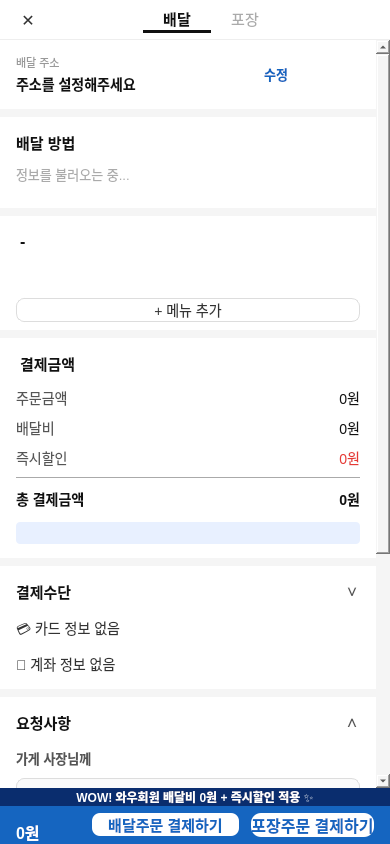
taehyunny/its_bedalyo, file clients/customer_qt/client/cartwidget.ui: the form before one commit.
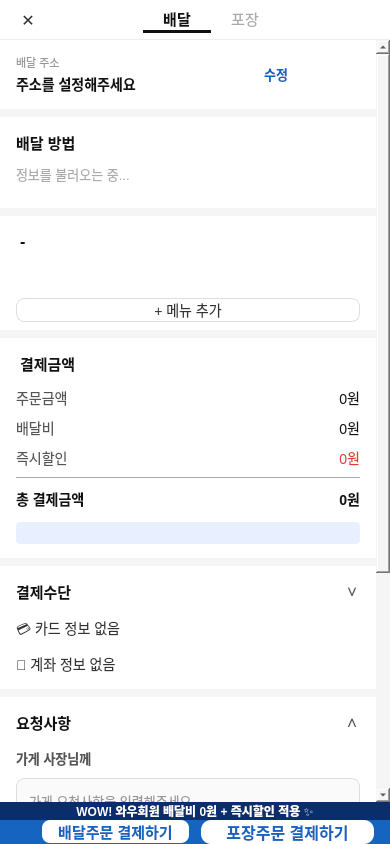
The form after the commit.

```diff
--- a/clients/customer_qt/client/cartwidget.ui
+++ b/clients/customer_qt/client/cartwidget.ui
@@ -718,10 +718,7 @@
        <widget class="QWidget" name="deliveryBarContent">
         <property name="styleSheet"><string notr="true">background:transparent;</string></property>
         <layout class="QHBoxLayout" name="deliveryBarContentLayout">
-         <property name="leftMargin"><number>0</number></property><property name="topMargin"><number>0</number></property><property name="rightMargin"><number>0</number></property><property name="bottomMargin"><number>0</number></property><property name="spacing"><number>12</number></property>
-         <item>
-          <layout class="QVBoxLayout" name="payPriceLayout">
-           <property name="spacing"><number>0</number></property>
+         <property name="leftMargin"><number>0</number></property><property name="topMargin"><number>0</number></property><property name="rightMargin"><number>0</number></property><property name="bottomMargin"><number>0</number></property><property name="spacing"><number>0</number></property>
            <item>
             <widget class="QLabel" name="lblPayOriginal">
              <property name="text"><string/></property>
@@ -730,26 +727,12 @@
             </widget>
            </item>
            <item>
-            <widget class="QLabel" name="lblPayFinal">
-             <property name="text"><string>0원</string></property>
-             <property name="styleSheet"><string notr="true">font-size:16px;font-weight:bold;color:#ffffff;</string></property>
-            </widget>
-           </item>
-          </layout>
-         </item>
-         <item>
-          <spacer name="bottomBarSpacer">
-           <property name="orientation"><enum>Qt::Horizontal</enum></property>
-           <property name="sizeHint" stdset="0"><size><width>40</width><height>20</height></size></property>
-          </spacer>
-         </item>
-         <item>
           <widget class="QPushButton" name="btnPay">
            <property name="text"><string>배달주문 결제하기</string></property>
            <property name="minimumHeight"><number>44</number></property>
            <property name="maximumHeight"><number>44</number></property>
            <property name="styleSheet">
-            <string notr="true">QPushButton{background:#ffffff;border-radius:8px;font-size:15px;font-weight:bold;color:#1565c0;padding:0 16px;}QPushButton:hover{background:#f0f4ff;}QPushButton:pressed{background:#e0eaff;}QPushButton:disabled{background:#aaaaaa;color:#ffffff;}</string>
+            <string notr="true">QPushButton{background:#ffffff;border-radius:8px;font-size:15px;font-weight:bold;color:#1565c0;padding:0 16px;}QPushButton:hover{background:#f0f4ff;}QPushButton:pressed{background:#e0eaff;}QPushButton:disabled{background:#cccccc;color:#ffffff;}</string>
            </property>
           </widget>
          </item>
```
Lines whose indentation alone changed are shown as unchanged.
